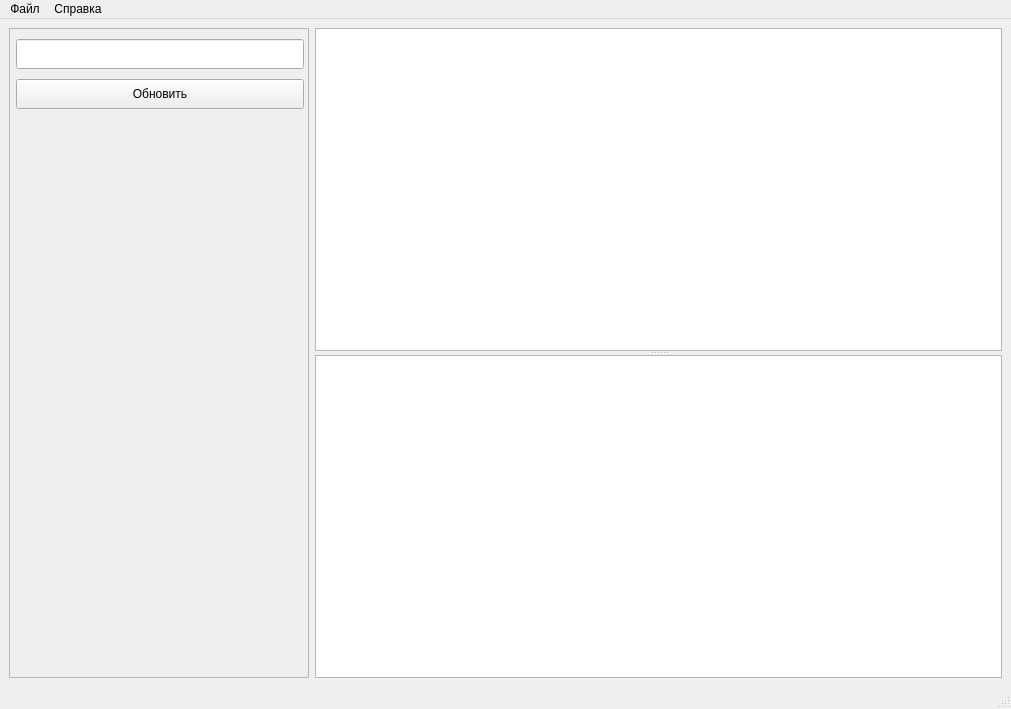
Before: the Qt Designer form src/MainWindow.ui in Sova777/QHudsonResults, drawn with Qt 5.
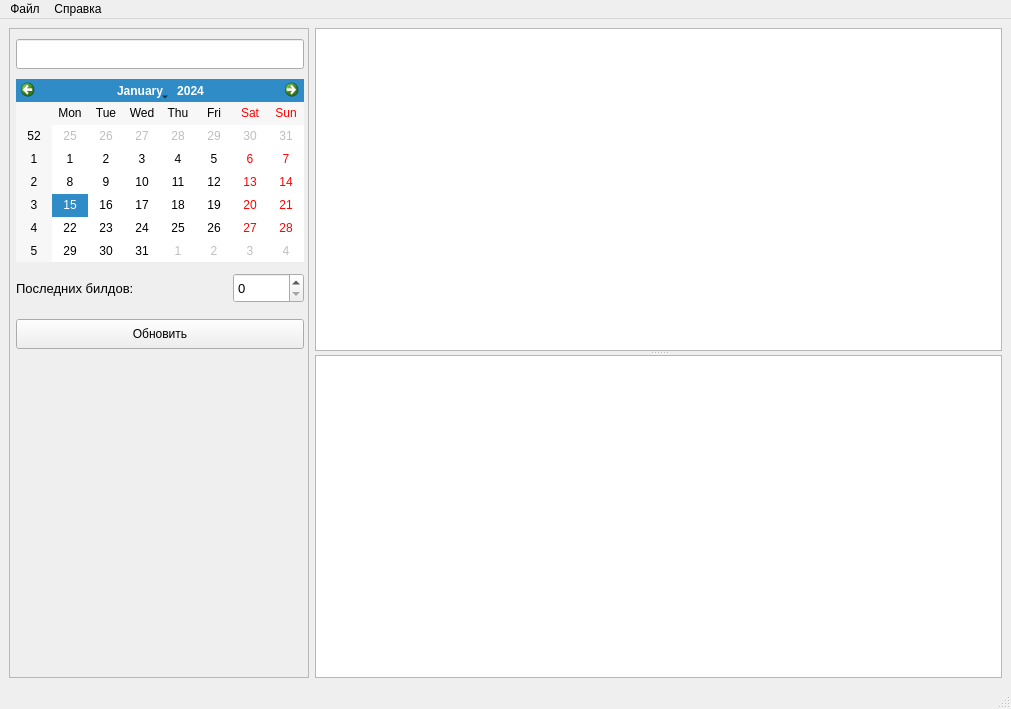
After: the same form once the commit is applied. Icons and pictures are not drawn.

Commit message: Фильтр по дате и количеству билдов

```diff
--- a/src/MainWindow.ui
+++ b/src/MainWindow.ui
@@ -85,7 +85,7 @@
         <property name="geometry">
          <rect>
           <x>6</x>
-          <y>50</y>
+          <y>290</y>
           <width>288</width>
           <height>30</height>
          </rect>
@@ -110,6 +110,49 @@
          </rect>
         </property>
        </widget>
+       <widget class="QCalendarWidget" name="calendarWidget">
+        <property name="geometry">
+         <rect>
+          <x>6</x>
+          <y>50</y>
+          <width>288</width>
+          <height>183</height>
+         </rect>
+        </property>
+       </widget>
+       <widget class="QSpinBox" name="spinBox">
+        <property name="geometry">
+         <rect>
+          <x>223</x>
+          <y>244</y>
+          <width>71</width>
+          <height>30</height>
+         </rect>
+        </property>
+        <property name="font">
+         <font>
+          <pointsize>10</pointsize>
+         </font>
+        </property>
+       </widget>
+       <widget class="QLabel" name="label">
+        <property name="geometry">
+         <rect>
+          <x>6</x>
+          <y>244</y>
+          <width>201</width>
+          <height>30</height>
+         </rect>
+        </property>
+        <property name="font">
+         <font>
+          <pointsize>10</pointsize>
+         </font>
+        </property>
+        <property name="text">
+         <string>Последних билдов:</string>
+        </property>
+       </widget>
       </widget>
      </widget>
     </item>
```
Left out of the diff: 1 changed line with no effect on the pictures. The commit also changes 3 other files.
